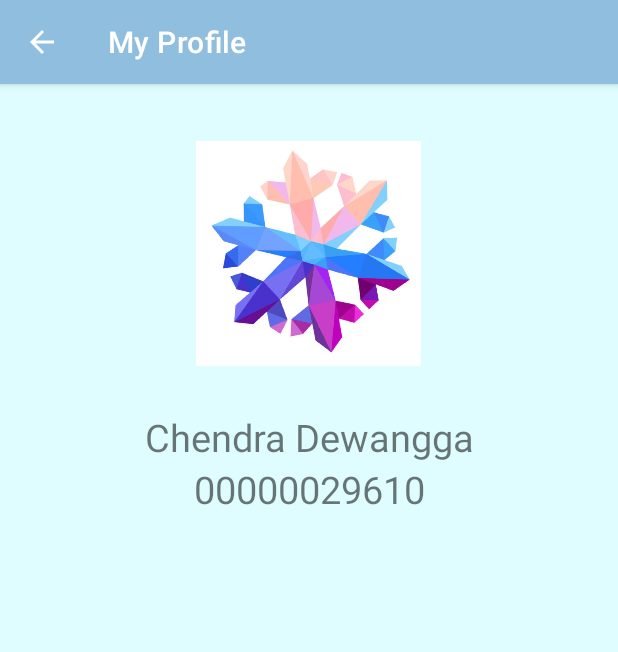
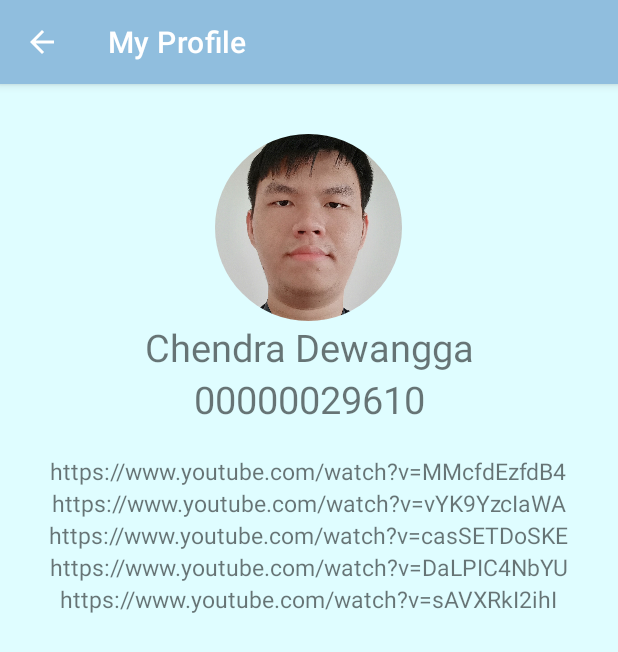
Before and after one commit to chendra07/Mobile-UTS-2021, an Android app: the screen it shows after launch (MyProfile), after a tap on "PROFILE", on a phone screen of 412 x 824 dp. Shown: the top 652 px of the screen. Run offline under Robolectric (Android 15) with nearby library versions, the phone set to English and light mode, and no system bars; our stand-ins replace CircleImageView.

Commit message:
UTS Mobile

```diff
--- a/app/build.gradle
+++ b/app/build.gradle
@@ -40,6 +40,7 @@ dependencies {
     implementation 'androidx.appcompat:appcompat:1.2.0'
     implementation 'com.google.android.material:material:1.3.0'
     implementation 'androidx.constraintlayout:constraintlayout:2.0.4'
+    implementation 'de.hdodenhof:circleimageview:3.1.0'
     testImplementation 'junit:junit:4.+'
     androidTestImplementation 'androidx.test.ext:junit:1.1.2'
     androidTestImplementation 'androidx.test.espresso:espresso-core:3.3.0'
--- a/app/src/main/java/umn/ac/id/chendradewangga_00000029610_if633_el_uts/LoginPage.kt
+++ b/app/src/main/java/umn/ac/id/chendradewangga_00000029610_if633_el_uts/LoginPage.kt
@@ -12,7 +12,7 @@ class LoginPage : AppCompatActivity() {
         setContentView(R.layout.activity_login_page)
 
         btnlogin.setOnClickListener {
-            if(username.text.toString() == "a" && password.text.toString().equals("a")){
+            if(username.text.toString() == "uasmobile" && password.text.toString().equals("uasmobilegenap")){
                 val intent = Intent(this, MusicList::class.java)
                 startActivity(intent)
                 Toast.makeText(this, "Welcome!", Toast.LENGTH_LONG).show()
--- a/app/src/main/java/umn/ac/id/chendradewangga_00000029610_if633_el_uts/MainActivity.kt
+++ b/app/src/main/java/umn/ac/id/chendradewangga_00000029610_if633_el_uts/MainActivity.kt
@@ -17,13 +17,9 @@ import android.util.Log
 
 class MainActivity : AppCompatActivity() {
 
-    val REQUEST_CODE = 1
-    var audioFiles: ArrayList<AudioFiles>? = null
-
     override fun onCreate(savedInstanceState: Bundle?) {
         super.onCreate(savedInstanceState)
         setContentView(R.layout.activity_main)
-
 
         btnprofile.setOnClickListener {
             val intent = Intent(this, MyProfile::class.java)
@@ -31,9 +27,8 @@ class MainActivity : AppCompatActivity() {
         }
 
         btnloginpage.setOnClickListener {
-            val intent = Intent(this, MusicList::class.java)
+            val intent = Intent(this, LoginPage::class.java)
             startActivity(intent)
         }
     }
-
 }
--- a/app/src/main/res/layout/activity_login_page.xml
+++ b/app/src/main/res/layout/activity_login_page.xml
@@ -25,6 +25,7 @@
         android:hint="Username"
         android:maxLines="1"
         android:inputType="text"
+        android:text="uasmobile"
         android:padding="10dp"
         android:textColor="@color/white" />
 
@@ -38,6 +39,7 @@
         android:background="@drawable/background_login_username"
         android:hint="Password"
         android:inputType="textPassword"
+        android:text="uasmobilegenap"
         android:padding="10dp"
         android:textColor="@color/white" />
 
--- a/app/src/main/res/layout/activity_my_profile.xml
+++ b/app/src/main/res/layout/activity_my_profile.xml
@@ -2,16 +2,18 @@
 <LinearLayout xmlns:android="http://schemas.android.com/apk/res/android"
     android:layout_width="match_parent"
     android:layout_height="match_parent"
+    xmlns:app="http://schemas.android.com/apk/res-auto"
     android:background="@drawable/background_login_page"
     android:orientation="vertical"
     android:padding="8dp">
 
-    <ImageView
+    <de.hdodenhof.circleimageview.CircleImageView
         android:layout_width="150dp"
         android:layout_height="150dp"
-        android:layout_gravity="center_horizontal"
-        android:layout_margin="30dp"
-        android:src="@drawable/image_ice" />
+        android:src="@drawable/chendra_dewangga"
+        android:layout_gravity="center"
+        android:paddingTop="25dp"
+        />
 
     <TextView
         android:layout_width="match_parent"
@@ -25,6 +27,38 @@
         android:layout_height="wrap_content"
         android:gravity="center"
         android:text="00000029610"
+        android:layout_marginBottom="20dp"
         android:textSize="25sp" />
 
+    <TextView
+        android:layout_width="wrap_content"
+        android:layout_height="wrap_content"
+        android:layout_gravity="center"
+        android:text="https://www.youtube.com/watch?v=MMcfdEzfdB4"
+        android:textSize="15sp"/>
+    <TextView
+        android:layout_width="wrap_content"
+        android:layout_height="wrap_content"
+        android:layout_gravity="center"
+        android:text="https://www.youtube.com/watch?v=vYK9YzcIaWA"
+        android:textSize="15sp"/>
+    <TextView
+        android:layout_width="wrap_content"
+        android:layout_height="wrap_content"
+        android:layout_gravity="center"
+        android:text="https://www.youtube.com/watch?v=casSETDoSKE"
+        android:textSize="15sp"/>
+    <TextView
+        android:layout_width="wrap_content"
+        android:layout_height="wrap_content"
+        android:layout_gravity="center"
+        android:text="https://www.youtube.com/watch?v=DaLPIC4NbYU"
+        android:textSize="15sp"/>
+    <TextView
+        android:layout_width="wrap_content"
+        android:layout_height="wrap_content"
+        android:layout_gravity="center"
+        android:text="https://www.youtube.com/watch?v=sAVXRkI2ihI"
+        android:textSize="15sp"/>
+
 </LinearLayout>
--- a/app/src/main/res/layout/card_layout.xml
+++ b/app/src/main/res/layout/card_layout.xml
@@ -5,7 +5,7 @@
     xmlns:app="http://schemas.android.com/apk/res-auto"
     android:id="@+id/card_view"
     android:layout_margin="5dp"
-    app:cardBackgroundColor="#6231ad"
+    app:cardBackgroundColor="#3FA688"
     app:cardCornerRadius="12dp"
     android:elevation="3dp"
     app:contentPadding="4dp"
```
Also changed, not shown: app/src/main/java/umn/ac/id/chendradewangga_00000029610_if633_el_uts/MusicList.kt (+20 -6 lines), app/src/main/java/umn/ac/id/chendradewangga_00000029610_if633_el_uts/MusicPlayer.kt (+80 -44 lines), app/src/main/java/umn/ac/id/chendradewangga_00000029610_if633_el_uts/RecyclerAdapters.kt (+21 -20 lines), app/src/main/res/layout/activity_music_player.xml (+8 -12 lines), app/src/main/res/menu/menubar.xml (added, +14 -0 lines), app/src/main/Profile-playstore.png (added), app/src/main/res/drawable/chendra_dewangga.jpg (added).
